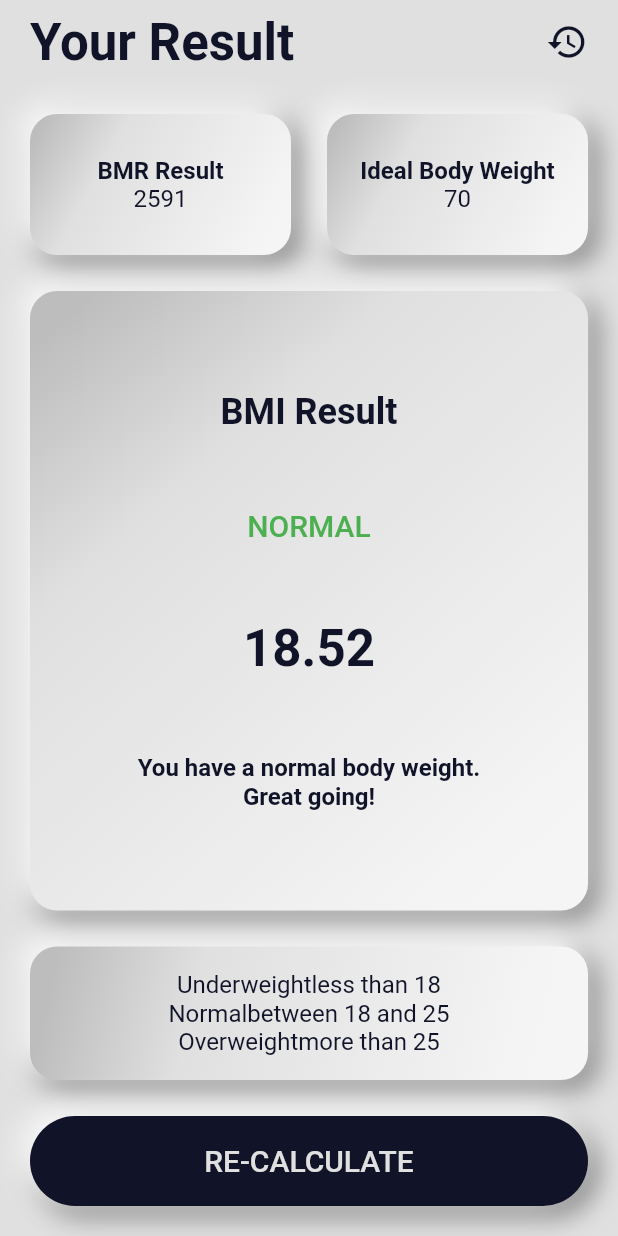
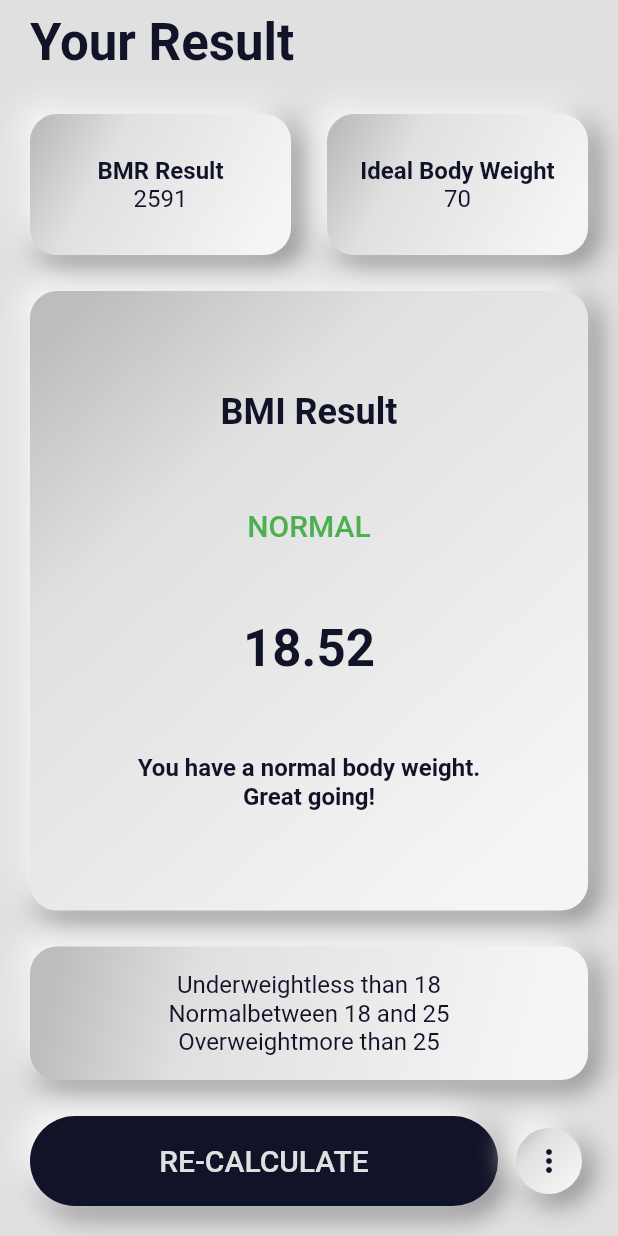
Before and after one commit to jagritjkh/bmi_calculator, a Flutter app: the screen it shows after launch, after a tap on "Calculate", on a phone screen of 412 x 824 dp. Run offline on Flutter 3.47's test engine with Material 2 defaults, Android fonts, the phone set to English and light mode, and no system bars; our stand-ins replace font_awesome_flutter, lottie, share, sqflite; missing offline and left inert: animation_wrappers; accounts and stored records are empty.

Commit message:
add: more button

```diff
--- a/lib/functions/database_helper.dart
+++ b/lib/functions/database_helper.dart
@@ -1,8 +1,10 @@
+import 'package:bmi_calculator/components/custom_box_decoration.dart';
 import 'package:bmi_calculator/models/result.dart';
 import 'package:bmi_calculator/screens/history_page.dart';
 import 'package:flutter/material.dart';
 import 'package:path/path.dart';
 import 'package:sqflite/sqflite.dart';
+import 'package:bmi_calculator/generated/l10n.dart';
 
 class DatabaseHelper {
   Future<Database>? database;
@@ -37,29 +39,29 @@ class DatabaseHelper {
   }
 }
 
-class HistoryButton extends StatelessWidget {
+class HistoryTile extends StatelessWidget {
   final bool fromInputPage;
 
-  HistoryButton([this.fromInputPage = true]);
+  HistoryTile([this.fromInputPage = true]);
 
   final DatabaseHelper _databaseHelper = DatabaseHelper();
 
   @override
   Widget build(BuildContext context) {
-    return IconButton(
-        padding: EdgeInsets.only(right: 20),
-        icon: Icon(
-          Icons.history,
-          size: 28,
-          color: Theme.of(context).backgroundColor,
-        ),
-        onPressed: () async {
+    var theme = Theme.of(context);
+    return Container(
+      decoration: CustomDecoration.decoration(theme),
+      child: ListTile(
+          leading: Icon(Icons.history, color: theme.backgroundColor),
+          title: Text(S.of(context).history, style: theme.textTheme.bodyText1),
+          onTap: () async {
             List<Result> results = await _databaseHelper.getResults();
             Navigator.push(
                 context,
                 MaterialPageRoute(
                     builder: (context) => HistoryPage(
                         results, _databaseHelper.database, fromInputPage)));
-        });
+          }),
+    );
   }
 }
--- a/lib/l10n/intl_en.arb
+++ b/lib/l10n/intl_en.arb
@@ -30,5 +30,8 @@
   "time": "Time",
   "goBack": "Go back",
   "noHistory": "No history!",
-  "calculateNow": "Calculate Now!"
+  "calculateNow": "Calculate Now!",
+  "heyIFound": "Hey, I found this great app to measure",
+  "on": "on",
+  "share": "Share"
 }
--- a/lib/screens/history_page.dart
+++ b/lib/screens/history_page.dart
@@ -41,7 +41,7 @@ class _HistoryPageState extends State<HistoryPage> {
                             shape: OutlineInputBorder(
                                 borderRadius: BorderRadius.circular(30),
                                 borderSide: BorderSide.none),
-                            backgroundColor: lightColor,
+                            backgroundColor: theme.scaffoldBackgroundColor,
                             title: Text(s.deleteHistory,
                                 style: theme.textTheme.bodyText1),
                             content: Text(s.areYouSure,
--- a/lib/screens/input_page.dart
+++ b/lib/screens/input_page.dart
@@ -1,15 +1,19 @@
 import 'package:bmi_calculator/app_config/app_config.dart';
 import 'package:bmi_calculator/components/bottom_bar.dart';
+import 'package:bmi_calculator/components/custom_box_decoration.dart';
 import 'package:bmi_calculator/components/icon_content.dart';
+import 'package:bmi_calculator/components/more_button.dart';
 import 'package:bmi_calculator/components/reusable_card.dart';
 import 'package:bmi_calculator/components/round_icon_button.dart';
 import 'package:bmi_calculator/functions/calculator_brain.dart';
 import 'package:bmi_calculator/functions/database_helper.dart';
 import 'package:bmi_calculator/models/result.dart';
 import 'package:bmi_calculator/screens/results_page.dart';
+import 'package:flutter/cupertino.dart';
 import 'package:flutter/material.dart';
 import 'package:font_awesome_flutter/font_awesome_flutter.dart';
 import 'package:bmi_calculator/generated/l10n.dart';
+import 'package:share/share.dart';
 
 enum Gender {
   maleCard,
@@ -37,9 +41,6 @@ class _InputPageState extends State<InputPage> {
           AppConfig.appName,
           style: theme.textTheme.bodyText1,
         ),
-        actions: [
-          HistoryButton(),
-        ],
       ),
       body: Padding(
         padding: EdgeInsets.fromLTRB(8.0, 0.0, 8.0, 8.0),
@@ -206,7 +207,11 @@ class _InputPageState extends State<InputPage> {
                 ),
               ],
             ),
-            BottomBar(
+            Row(
+              mainAxisSize: MainAxisSize.min,
+              children: [
+                Expanded(
+                  child: BottomBar(
                     onTap: () {
                       CalculatorBrain calc = CalculatorBrain(
                         gender: selectedGender,
@@ -236,6 +241,11 @@ class _InputPageState extends State<InputPage> {
                       );
                     },
                     text: s.calculate,
+                  ),
+                ),
+                MoreButton(),
+                SizedBox(width: 16),
+              ],
             )
           ],
         ),
--- a/lib/screens/results_page.dart
+++ b/lib/screens/results_page.dart
@@ -1,4 +1,5 @@
 import 'package:bmi_calculator/components/bottom_bar.dart';
+import 'package:bmi_calculator/components/more_button.dart';
 import 'package:bmi_calculator/components/reusable_card.dart';
 import 'package:bmi_calculator/functions/database_helper.dart';
 import 'package:bmi_calculator/models/result.dart';
@@ -33,7 +34,6 @@ class _ResultsPageState extends State<ResultsPage> {
         automaticallyImplyLeading: false,
         titleSpacing: 20,
         title: Text(s.yourResult, style: theme.textTheme.headline4),
-        actions: [HistoryButton(false)],
       ),
       body: Padding(
         padding: EdgeInsets.all(8.0),
@@ -118,7 +118,18 @@ class _ResultsPageState extends State<ResultsPage> {
                 style: theme.textTheme.bodyText2!.copyWith(fontSize: 16),
               ),
             ),
-            BottomBar(onTap: () => Navigator.pop(context), text: s.reCalculate),
+            Row(
+              children: [
+                Expanded(
+                  child: BottomBar(
+                      onTap: () => Navigator.pop(context), text: s.reCalculate),
+                ),
+                MoreButton(false),
+                SizedBox(
+                  width: 16,
+                )
+              ],
+            ),
           ],
         ),
       ),
--- a/pubspec.yaml
+++ b/pubspec.yaml
@@ -17,6 +17,8 @@ dependencies:
   path: ^1.8.0
   lottie: ^1.0.1
   animation_wrappers: ^0.0.4
+  share: ^2.0.1
+
 
 dev_dependencies:
   flutter_test:
@@ -31,6 +33,6 @@ flutter:
 
 
 flutter_intl:
-  enabled: false
+  enabled: true
   class_name: S
   main_locale: en
```
Also changed, not shown: lib/components/more_button.dart (added, +74 -0 lines), lib/generated/intl/messages_en.dart, lib/generated/l10n.dart, pubspec.lock. Lines whose indentation alone changed are shown as unchanged.
